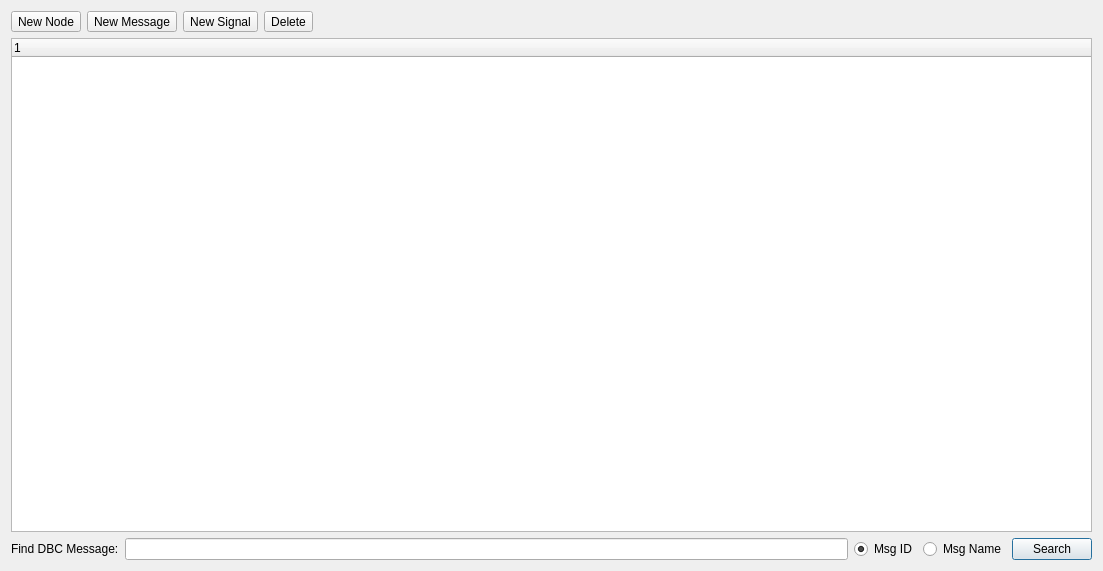
Qt form ui/dbcmaineditor.ui (collin80/SavvyCAN) before a commit.
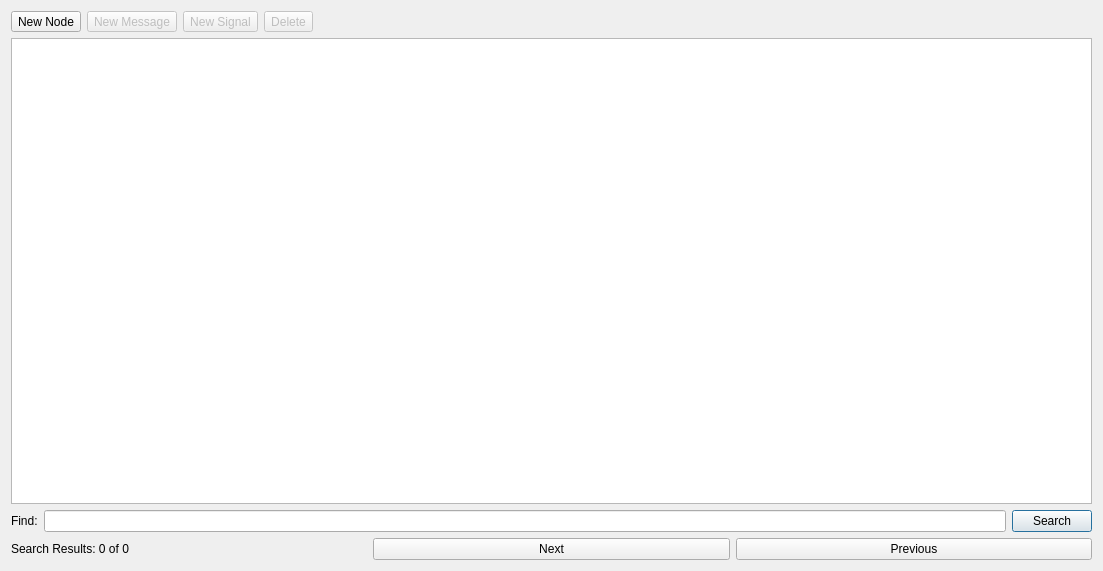
The same form after that commit. Icons and pictures are not drawn.

```diff
--- a/ui/dbcmaineditor.ui
+++ b/ui/dbcmaineditor.ui
@@ -32,6 +32,9 @@
      </item>
      <item>
       <widget class="QToolButton" name="btnNewMessage">
+       <property name="enabled">
+        <bool>false</bool>
+       </property>
        <property name="text">
         <string>New Message</string>
        </property>
@@ -46,6 +49,9 @@
      </item>
      <item>
       <widget class="QToolButton" name="btnNewSignal">
+       <property name="enabled">
+        <bool>false</bool>
+       </property>
        <property name="text">
         <string>New Signal</string>
        </property>
@@ -60,6 +66,9 @@
      </item>
      <item>
       <widget class="QToolButton" name="btnDelete">
+       <property name="enabled">
+        <bool>false</bool>
+       </property>
        <property name="text">
         <string>Delete</string>
        </property>
@@ -91,6 +100,27 @@
     <layout class="QVBoxLayout" name="verticalLayout_2">
      <item>
       <widget class="QTreeWidget" name="treeDBC">
+       <property name="dragEnabled">
+        <bool>false</bool>
+       </property>
+       <property name="dragDropMode">
+        <enum>QAbstractItemView::NoDragDrop</enum>
+       </property>
+       <property name="defaultDropAction">
+        <enum>Qt::IgnoreAction</enum>
+       </property>
+       <property name="selectionMode">
+        <enum>QAbstractItemView::SingleSelection</enum>
+       </property>
+       <property name="indentation">
+        <number>28</number>
+       </property>
+       <property name="headerHidden">
+        <bool>true</bool>
+       </property>
+       <property name="expandsOnDoubleClick">
+        <bool>false</bool>
+       </property>
        <column>
         <property name="text">
          <string notr="true">1</string>
@@ -107,30 +137,13 @@
        <item>
         <widget class="QLabel" name="label_3">
          <property name="text">
-          <string>Find DBC Message:</string>
+          <string>Find:</string>
          </property>
         </widget>
        </item>
        <item>
         <widget class="QLineEdit" name="lineSearch"/>
        </item>
-       <item>
-        <widget class="QRadioButton" name="radioID">
-         <property name="text">
-          <string>Msg ID</string>
-         </property>
-         <property name="checked">
-          <bool>true</bool>
-         </property>
-        </widget>
-       </item>
-       <item>
-        <widget class="QRadioButton" name="radioName">
-         <property name="text">
-          <string>Msg Name</string>
-         </property>
-        </widget>
-       </item>
        <item>
         <widget class="QPushButton" name="btnSearch">
          <property name="text">
@@ -140,6 +153,31 @@
        </item>
       </layout>
      </item>
+     <item>
+      <layout class="QHBoxLayout" name="horizontalLayout_3">
+       <item>
+        <widget class="QLabel" name="lblSearchPos">
+         <property name="text">
+          <string>Search Results: 0 of 0</string>
+         </property>
+        </widget>
+       </item>
+       <item>
+        <widget class="QPushButton" name="btnSearchNext">
+         <property name="text">
+          <string>Next</string>
+         </property>
+        </widget>
+       </item>
+       <item>
+        <widget class="QPushButton" name="btnSearchPrev">
+         <property name="text">
+          <string>Previous</string>
+         </property>
+        </widget>
+       </item>
+      </layout>
+     </item>
     </layout>
    </item>
   </layout>
```
